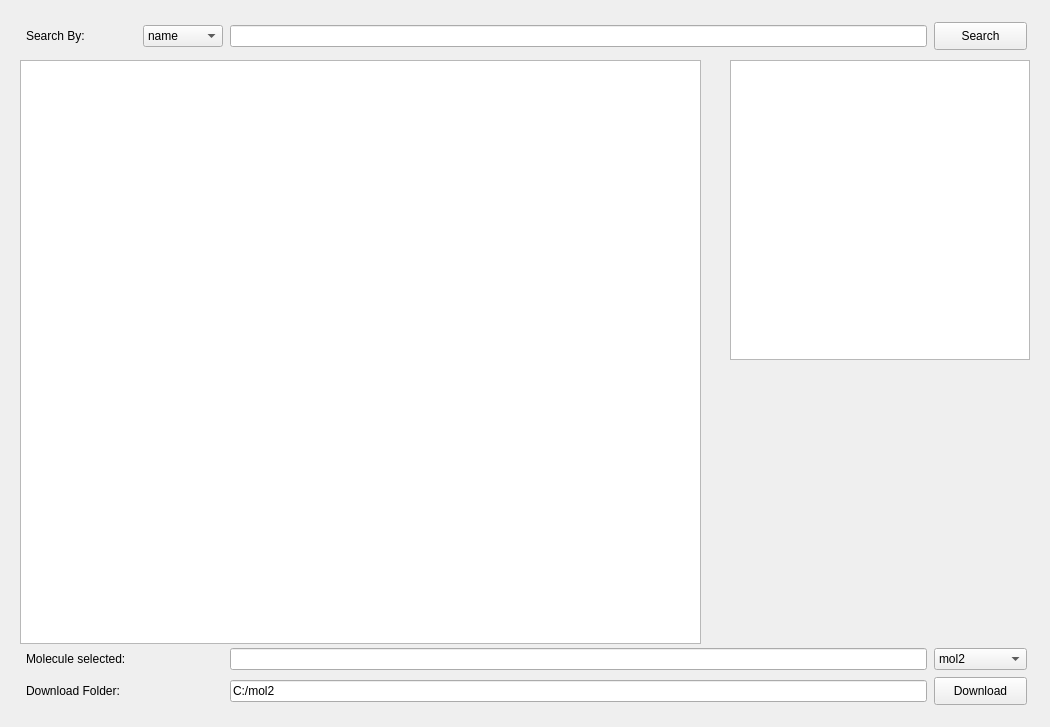
This is avogadro/PQRWidget.ui in OpenChemistry/avogadroapp as Qt 5 draws it before an edit. The edited form follows.
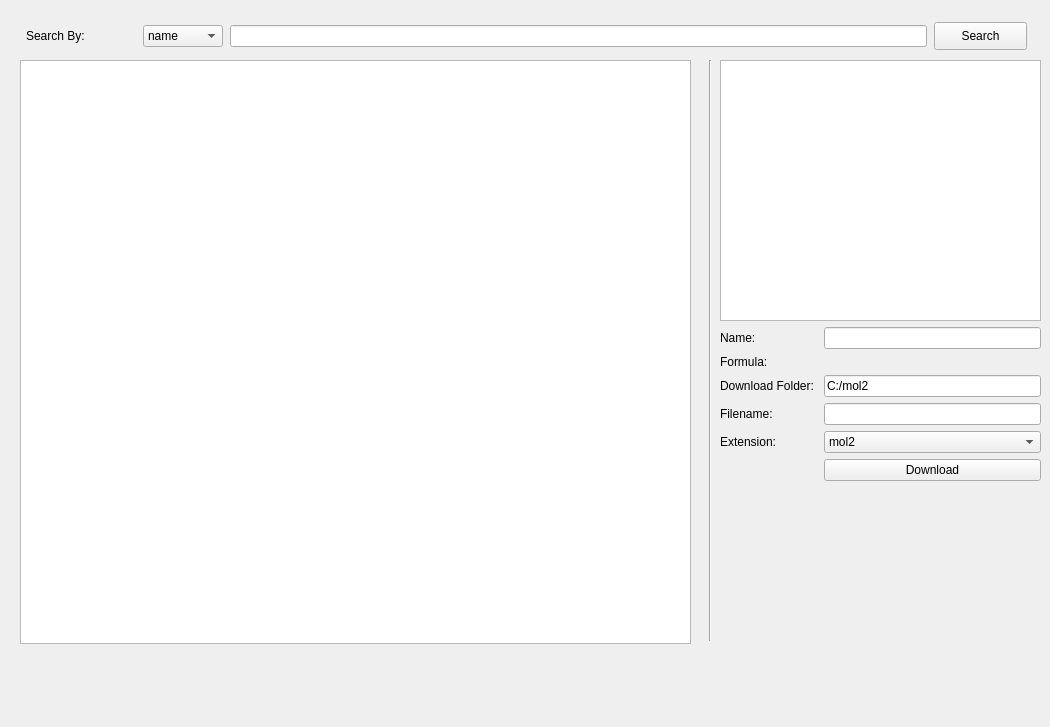
This is the edited form.

The edit to the form file:
```diff
--- a/avogadro/PQRWidget.ui
+++ b/avogadro/PQRWidget.ui
@@ -58,54 +58,12 @@
     </property>
    </item>
   </widget>
-  <widget class="QPushButton" name="downloadButton">
-   <property name="geometry">
-    <rect>
-     <x>934</x>
-     <y>677</y>
-     <width>93</width>
-     <height>28</height>
-    </rect>
-   </property>
-   <property name="text">
-    <string>Download</string>
-   </property>
-  </widget>
-  <widget class="QLabel" name="label_2">
-   <property name="geometry">
-    <rect>
-     <x>26</x>
-     <y>648</y>
-     <width>110</width>
-     <height>22</height>
-    </rect>
-   </property>
-   <property name="text">
-    <string>Molecule selected: </string>
-   </property>
-  </widget>
-  <widget class="QLineEdit" name="mol2Line">
-   <property name="enabled">
-    <bool>true</bool>
-   </property>
-   <property name="geometry">
-    <rect>
-     <x>230</x>
-     <y>648</y>
-     <width>697</width>
-     <height>22</height>
-    </rect>
-   </property>
-   <property name="readOnly">
-    <bool>true</bool>
-   </property>
-  </widget>
   <widget class="QTableWidget" name="tableWidget">
    <property name="geometry">
     <rect>
      <x>20</x>
      <y>60</y>
-     <width>681</width>
+     <width>671</width>
      <height>584</height>
     </rect>
    </property>
@@ -123,31 +81,6 @@
     <string>Search By: </string>
    </property>
   </widget>
-  <widget class="QComboBox" name="extensionType">
-   <property name="geometry">
-    <rect>
-     <x>934</x>
-     <y>648</y>
-     <width>93</width>
-     <height>22</height>
-    </rect>
-   </property>
-   <item>
-    <property name="text">
-     <string>mol2</string>
-    </property>
-   </item>
-   <item>
-    <property name="text">
-     <string>svg</string>
-    </property>
-   </item>
-   <item>
-    <property name="text">
-     <string>json</string>
-    </property>
-   </item>
-  </widget>
   <widget class="QPushButton" name="searchButton">
    <property name="geometry">
     <rect>
@@ -161,41 +94,118 @@
     <string>Search</string>
    </property>
   </widget>
-  <widget class="QLabel" name="label_3">
+  <widget class="Line" name="line">
    <property name="geometry">
     <rect>
-     <x>26</x>
-     <y>677</y>
-     <width>110</width>
-     <height>28</height>
+     <x>700</x>
+     <y>60</y>
+     <width>20</width>
+     <height>581</height>
     </rect>
    </property>
-   <property name="text">
-    <string>Download Folder: </string>
+   <property name="orientation">
+    <enum>Qt::Vertical</enum>
    </property>
   </widget>
-  <widget class="QLineEdit" name="downloadFolder">
+  <widget class="QWidget" name="gridLayoutWidget">
    <property name="geometry">
     <rect>
-     <x>230</x>
-     <y>680</y>
-     <width>697</width>
-     <height>22</height>
-    </rect>
-   </property>
-   <property name="text">
-    <string>C:/mol2</string>
-   </property>
-  </widget>
-  <widget class="QGraphicsView" name="svgPreview">
-   <property name="geometry">
-    <rect>
-     <x>730</x>
+     <x>720</x>
      <y>60</y>
-     <width>300</width>
-     <height>300</height>
+     <width>321</width>
+     <height>421</height>
     </rect>
    </property>
+   <layout class="QGridLayout" name="gridLayout">
+    <item row="9" column="2">
+     <widget class="QPushButton" name="downloadButton">
+      <property name="text">
+       <string>Download</string>
+      </property>
+     </widget>
+    </item>
+    <item row="8" column="1">
+     <widget class="QLabel" name="label_7">
+      <property name="text">
+       <string>Extension:</string>
+      </property>
+     </widget>
+    </item>
+    <item row="1" column="1">
+     <widget class="QLabel" name="label_4">
+      <property name="text">
+       <string>Name:</string>
+      </property>
+     </widget>
+    </item>
+    <item row="0" column="1" colspan="2">
+     <widget class="QGraphicsView" name="svgPreview"/>
+    </item>
+    <item row="8" column="2">
+     <widget class="QComboBox" name="extensionType">
+      <item>
+       <property name="text">
+        <string>mol2</string>
+       </property>
+      </item>
+      <item>
+       <property name="text">
+        <string>svg</string>
+       </property>
+      </item>
+      <item>
+       <property name="text">
+        <string>json</string>
+       </property>
+      </item>
+     </widget>
+    </item>
+    <item row="1" column="2">
+     <widget class="QLineEdit" name="nameDisplay">
+      <property name="readOnly">
+       <bool>true</bool>
+      </property>
+     </widget>
+    </item>
+    <item row="4" column="1">
+     <widget class="QLabel" name="label_5">
+      <property name="text">
+       <string>Formula:</string>
+      </property>
+     </widget>
+    </item>
+    <item row="5" column="1">
+     <widget class="QLabel" name="label_3">
+      <property name="text">
+       <string>Download Folder: </string>
+      </property>
+     </widget>
+    </item>
+    <item row="6" column="2">
+     <widget class="QLineEdit" name="filename"/>
+    </item>
+    <item row="5" column="2">
+     <widget class="QLineEdit" name="downloadFolder">
+      <property name="text">
+       <string>C:/mol2</string>
+      </property>
+     </widget>
+    </item>
+    <item row="6" column="1">
+     <widget class="QLabel" name="label_6">
+      <property name="text">
+       <string>Filename:</string>
+      </property>
+     </widget>
+    </item>
+    <item row="4" column="2">
+     <widget class="QLabel" name="formulaDisplay">
+      <property name="text">
+       <string/>
+      </property>
+     </widget>
+    </item>
+   </layout>
   </widget>
  </widget>
  <resources/>
```
